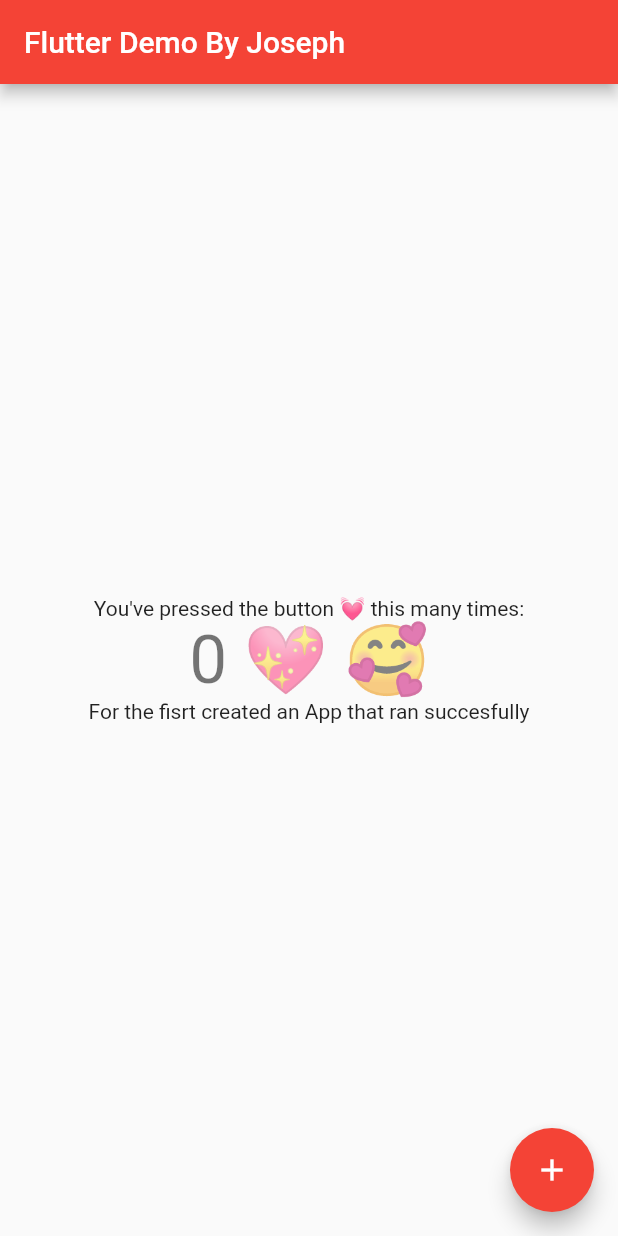
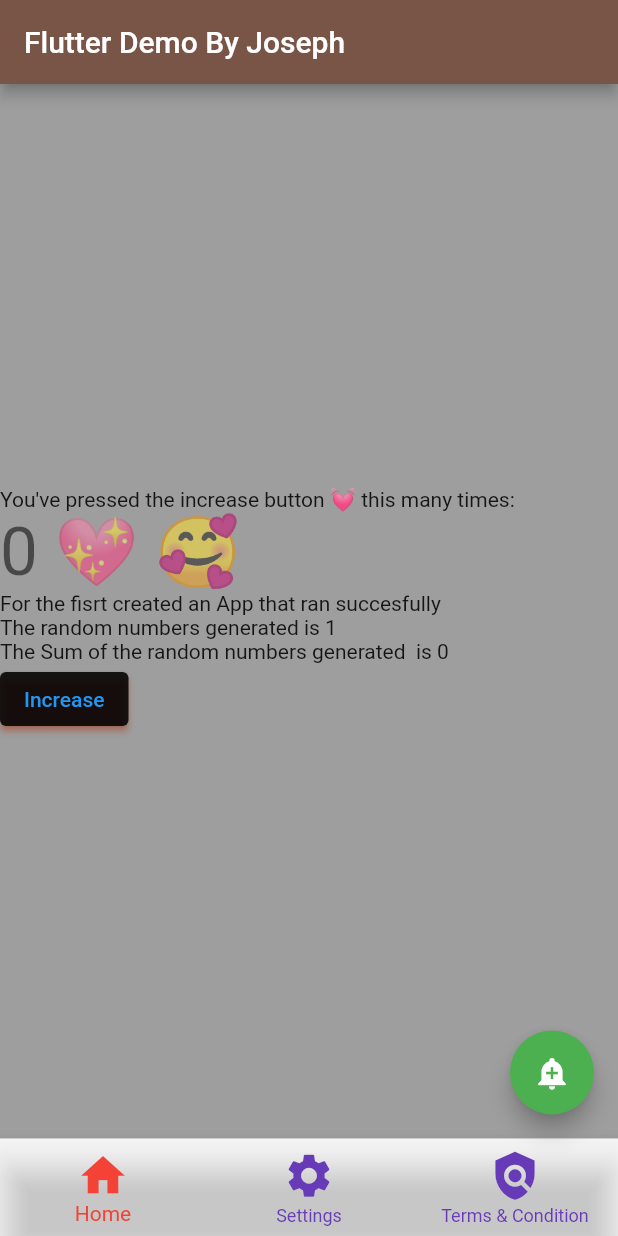
Before and after one commit to indieka900/flutter-start, a Flutter app: the screen it shows after launch, on a phone screen of 412 x 824 dp. Run offline on Flutter 3.47's test engine with Material 2 defaults, Android fonts, the phone set to English and light mode, and no system bars.

Commit message:
first flutter application

```diff
--- a/lib/main.dart
+++ b/lib/main.dart
@@ -1,5 +1,6 @@
 import 'package:flutter/material.dart';
-// import 'dart:marth';
+import 'dart:math';
+import 'dart:core';
 
 void main() {
   runApp(const MyApp());
@@ -7,23 +8,14 @@ void main() {
 
 class MyApp extends StatelessWidget {
   const MyApp({super.key});
-
   // This widget is the root of your application.
   @override
   Widget build(BuildContext context) {
     return MaterialApp(
       title: 'Flutter Demo By Joseph',
       theme: ThemeData(
-        // This is the theme of your application.
-        //
-        // Try running your application with "flutter run". You'll see the
-        // application has a blue toolbar. Then, without quitting the app, try
-        // changing the primarySwatch below to Colors.green and then invoke
-        // "hot reload" (press "r" in the console where you ran "flutter run",
-        // or simply save your changes to "hot reload" in a Flutter IDE).
-        // Notice that the counter didn't reset back to zero; the application
-        // is not restarted.
-        primarySwatch: Colors.red,
+        backgroundColor: Colors.pink,
+        primarySwatch: Colors.brown,
       ),
       debugShowCheckedModeBanner: false,
       home: const MyHomePage(title: 'Flutter Demo By Joseph'),
@@ -34,15 +26,6 @@ class MyApp extends StatelessWidget {
 class MyHomePage extends StatefulWidget {
   const MyHomePage({super.key, required this.title});
 
-  // This widget is the home page of your application. It is stateful, meaning
-  // that it has a State object (defined below) that contains fields that affect
-  // how it looks.
-
-  // This class is the configuration for the state. It holds the values (in this
-  // case the title) provided by the parent (in this case the App widget) and
-  // used by the build method of the State. Fields in a Widget subclass are
-  // always marked "final".
-
   final String title;
 
   @override
@@ -50,56 +33,39 @@ class MyHomePage extends StatefulWidget {
 }
 
 class _MyHomePageState extends State<MyHomePage> {
-  int _counter = 0;
+  int _counter = 0, currentindex = 0;
+  var intVa = 1, intVar = 0;
 
   void _incrementCounter() {
     setState(() {
-      // This call to setState tells the Flutter framework that something has
-      // changed in this State, which causes it to rerun the build method below
-      // so that the display can reflect the updated values. If we changed
-      // _counter without calling setState(), then the build method would not be
-      // called again, and so nothing would appear to happen.
       _counter += 2;
-      // int intVa = Random().nextInt(11);
+    });
+  }
+
+  void generate() {
+    setState(() {
+      intVa = Random().nextInt(1999);
+      intVar += intVa;
     });
   }
 
   @override
   Widget build(BuildContext context) {
-    // This method is rerun every time setState is called, for instance as done
-    // by the _incrementCounter method above.
-    //
-    // The Flutter framework has been optimized to make rerunning build methods
-    // fast, so that you can just rebuild anything that needs updating rather
-    // than having to individually change instances of widgets.
     return Scaffold(
       appBar: AppBar(
-        // Here we take the value from the MyHomePage object that was created by
-        // the App.build method, and use it to set our appbar title.
         title: Text(widget.title),
       ),
       body: Center(
-        // Center is a layout widget. It takes a single child and positions it
-        // in the middle of the parent.
+        child: Container(
+          width: double.infinity,
+          height: double.infinity,
+          color: Colors.grey,
           child: Column(
-          // Column is also a layout widget. It takes a list of children and
-          // arranges them vertically. By default, it sizes itself to fit its
-          // children horizontally, and tries to be as tall as its parent.
-          //
-          // Invoke "debug painting" (press "p" in the console, choose the
-          // "Toggle Debug Paint" action from the Flutter Inspector in Android
-          // Studio, or the "Toggle Debug Paint" command in Visual Studio Code)
-          // to see the wireframe for each widget.
-          //
-          // Column has various properties to control how it sizes itself and
-          // how it positions its children. Here we use mainAxisAlignment to
-          // center the children vertically; the main axis here is the vertical
-          // axis because Columns are vertical (the cross axis would be
-          // horizontal).
             mainAxisAlignment: MainAxisAlignment.center,
+            crossAxisAlignment: CrossAxisAlignment.start,
             children: <Widget>[
               const Text(
-              'You\'ve pressed the button \u{1F493} this many times:',
+                'You\'ve pressed the increase button \u{1F493} this many times:',
               ),
               Text(
                 '$_counter \u{1F496} \u{1F970}',
@@ -108,14 +74,66 @@ class _MyHomePageState extends State<MyHomePage> {
               const Text(
                 "For the fisrt created an App that ran succesfully",
               ),
+              Text(
+                "The random numbers generated is $intVa",
+              ),
+              Text(
+                "The Sum of the random numbers generated  is $intVar",
+              ),
+              ElevatedButton(
+                style: ElevatedButton.styleFrom(
+                    onPrimary: Colors.blue,
+                    primary: Colors.black87,
+                    shadowColor: Colors.deepOrange),
+                onPressed: _incrementCounter,
+                child: const Text("Increase"),
+              ),
             ],
           ),
         ),
+      ),
       floatingActionButton: FloatingActionButton(
-        onPressed: _incrementCounter,
+        onPressed: generate,
         tooltip: 'Increment',
-        child: const Icon(Icons.add),
+        backgroundColor: Colors.green,
+        child: const Icon(Icons.add_alert),
       ), // This trailing comma makes auto-formatting nicer for build methods.
+      // bottomNavigationBar: FloatingActionButton(
+      //   onPressed: _incrementCounter,
+      //   hoverColor: Colors.black38,
+      //   //tooltip: 'Increment',
+      //   backgroundColor: Colors.green,
+      //   child: const Icon(Icons.add),
+      // ),
+      bottomNavigationBar: BottomNavigationBar(
+        items: const [
+          BottomNavigationBarItem(
+            icon: Icon(Icons.home),
+            label: "Home",
+            backgroundColor: Colors.deepPurple,
+          ),
+          BottomNavigationBarItem(
+            icon: Icon(Icons.settings),
+            label: "Settings",
+            backgroundColor: Colors.black26,
+          ),
+          BottomNavigationBarItem(
+            icon: Icon(Icons.policy),
+            label: "Terms & Condition",
+            backgroundColor: Colors.purple,
+          ),
+        ],
+        currentIndex: currentindex,
+        onTap: (int index) {
+          setState(() {
+            currentindex = index;
+          });
+        },
+        iconSize: 35,
+        fixedColor: Colors.red,
+        backgroundColor: Colors.white24,
+        unselectedItemColor: Colors.deepPurple,
+      ),
     );
   }
 }
```
Also changed, not shown: 1 other file. Lines whose indentation alone changed are shown as unchanged.
